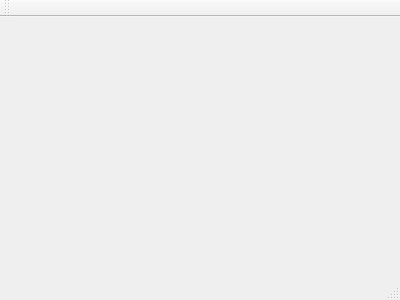
First picture: the form in listgenerator.ui, repository Novar-EE/list_generator, before the edit.
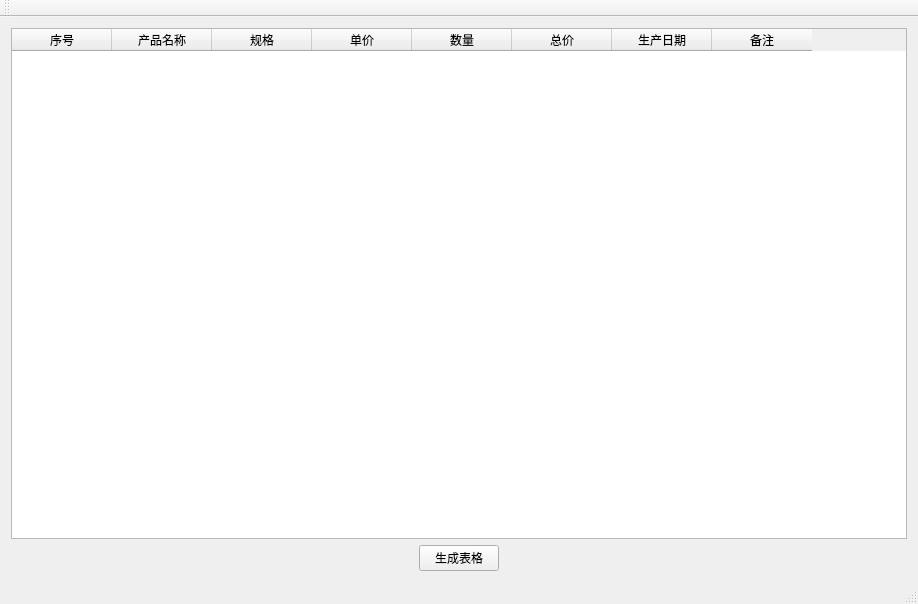
Second picture: the form after the edit.

Commit message: use tableWidget for the first line

```diff
--- a/listgenerator.ui
+++ b/listgenerator.ui
@@ -1,24 +1,132 @@
 <ui version="4.0">
  <class>ListGenerator</class>
- <widget class="QMainWindow" name="ListGenerator" >
-  <property name="geometry" >
+ <widget class="QMainWindow" name="ListGenerator">
+  <property name="geometry">
    <rect>
     <x>0</x>
     <y>0</y>
-    <width>400</width>
-    <height>300</height>
+    <width>918</width>
+    <height>604</height>
    </rect>
   </property>
-  <property name="windowTitle" >
+  <property name="sizePolicy">
+   <sizepolicy hsizetype="MinimumExpanding" vsizetype="MinimumExpanding">
+    <horstretch>0</horstretch>
+    <verstretch>0</verstretch>
+   </sizepolicy>
+  </property>
+  <property name="windowTitle">
    <string>ListGenerator</string>
   </property>
-  <widget class="QMenuBar" name="menuBar" />
-  <widget class="QToolBar" name="mainToolBar" />
-  <widget class="QWidget" name="centralWidget" />
-  <widget class="QStatusBar" name="statusBar" />
+  <widget class="QWidget" name="centralWidget">
+   <layout class="QVBoxLayout" name="verticalLayout">
+    <item>
+     <widget class="QTableWidget" name="tableWidget">
+      <property name="contextMenuPolicy">
+       <enum>Qt::DefaultContextMenu</enum>
+      </property>
+      <column>
+       <property name="text">
+        <string>序号</string>
+       </property>
+      </column>
+      <column>
+       <property name="text">
+        <string>产品名称</string>
+       </property>
+      </column>
+      <column>
+       <property name="text">
+        <string>规格</string>
+       </property>
+      </column>
+      <column>
+       <property name="text">
+        <string>单价</string>
+       </property>
+      </column>
+      <column>
+       <property name="text">
+        <string>数量</string>
+       </property>
+      </column>
+      <column>
+       <property name="text">
+        <string>总价</string>
+       </property>
+      </column>
+      <column>
+       <property name="text">
+        <string>生产日期</string>
+       </property>
+      </column>
+      <column>
+       <property name="text">
+        <string>备注</string>
+       </property>
+      </column>
+     </widget>
+    </item>
+    <item>
+     <layout class="QGridLayout" name="gridLayout">
+      <item row="0" column="0">
+       <spacer name="horizontalSpacer">
+        <property name="orientation">
+         <enum>Qt::Horizontal</enum>
+        </property>
+        <property name="sizeHint" stdset="0">
+         <size>
+          <width>40</width>
+          <height>20</height>
+         </size>
+        </property>
+       </spacer>
+      </item>
+      <item row="0" column="1">
+       <widget class="QPushButton" name="pushButton">
+        <property name="text">
+         <string>生成表格</string>
+        </property>
+       </widget>
+      </item>
+      <item row="0" column="2">
+       <spacer name="horizontalSpacer_2">
+        <property name="orientation">
+         <enum>Qt::Horizontal</enum>
+        </property>
+        <property name="sizeHint" stdset="0">
+         <size>
+          <width>40</width>
+          <height>20</height>
+         </size>
+        </property>
+       </spacer>
+      </item>
+     </layout>
+    </item>
+   </layout>
+  </widget>
+  <widget class="QMenuBar" name="menuBar">
+   <property name="geometry">
+    <rect>
+     <x>0</x>
+     <y>0</y>
+     <width>918</width>
+     <height>23</height>
+    </rect>
+   </property>
+  </widget>
+  <widget class="QToolBar" name="mainToolBar">
+   <attribute name="toolBarArea">
+    <enum>TopToolBarArea</enum>
+   </attribute>
+   <attribute name="toolBarBreak">
+    <bool>false</bool>
+   </attribute>
+  </widget>
+  <widget class="QStatusBar" name="statusBar"/>
  </widget>
- <layoutDefault spacing="6" margin="11" />
- <pixmapfunction></pixmapfunction>
+ <layoutdefault spacing="6" margin="11"/>
  <resources/>
  <connections/>
 </ui>
```
Left out of the diff: 1 changed line with no effect on the pictures. The commit also changes 3 other files.
